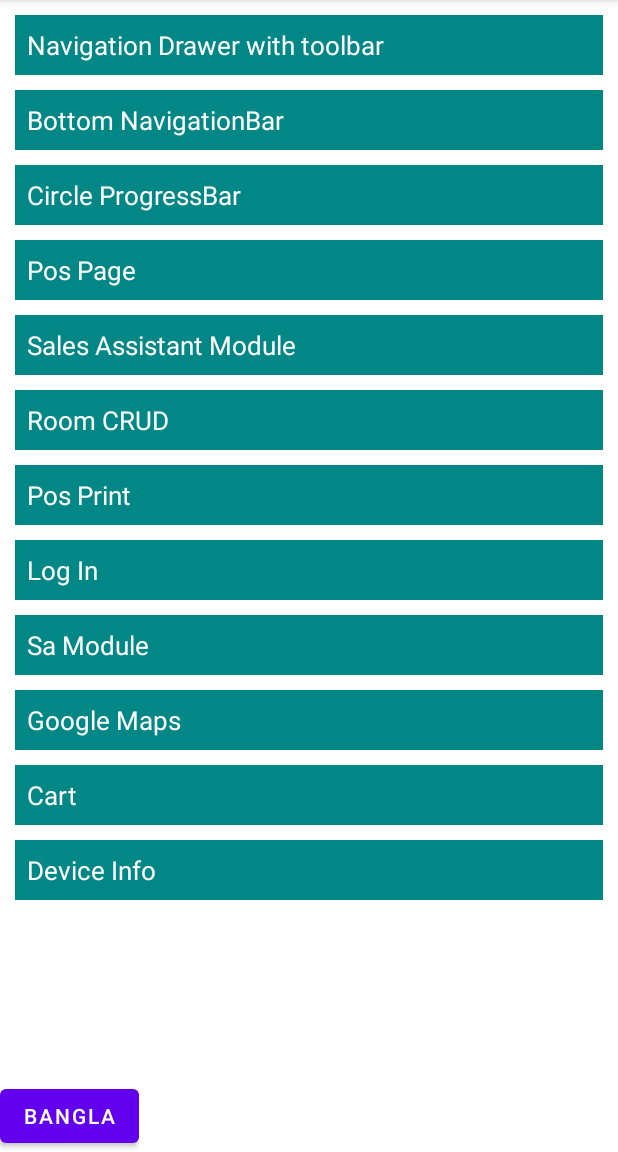
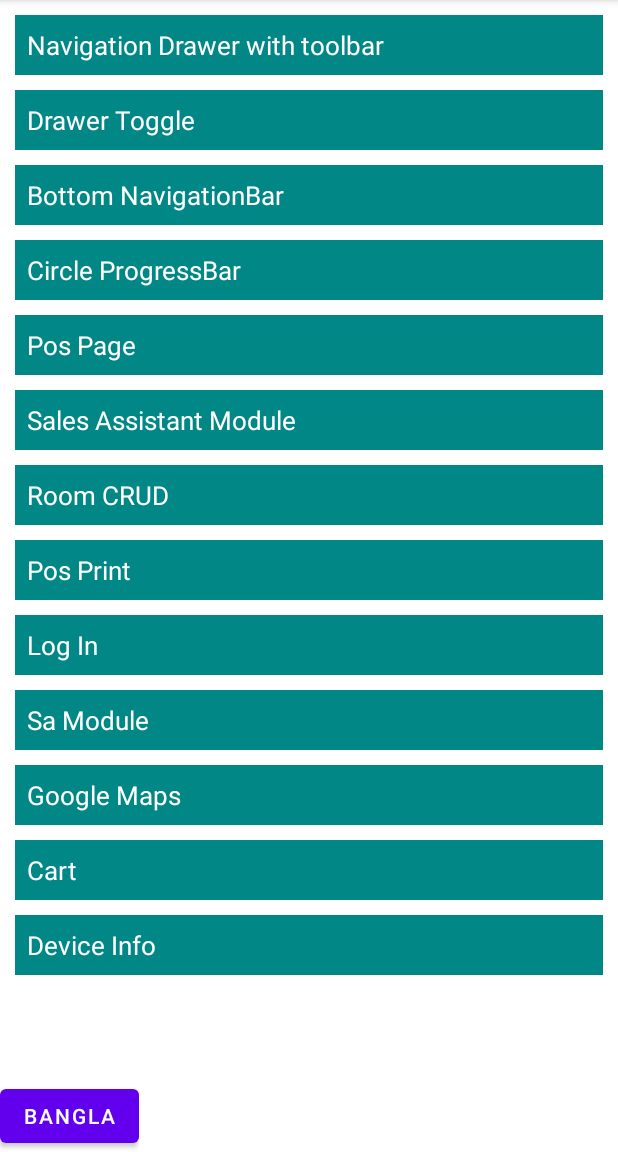
Before and after one commit to TanvirIslam47/differentUiTest, an Android app: the screen it shows after launch (MainActivity), on a phone screen of 412 x 824 dp, the part 84-1236 px from its top. Run offline under Robolectric (Android 15) with nearby library versions, the phone set to English and light mode, and no system bars; libraries missing offline, so code that uses them is left out: com.mazenrashed.printooth; 1 statement that could not run was skipped.

Commit message:
custom toggle Drawer

```diff
--- a/app/src/main/java/com/example/differentuitest/MainActivity.java
+++ b/app/src/main/java/com/example/differentuitest/MainActivity.java
@@ -17,10 +17,11 @@ import com.example.differentuitest.helper.LocalHelper;
 import com.example.differentuitest.login.LoginUiActivity;
 import com.example.differentuitest.progressAndBar.CircleProgressActivity;
 import com.example.differentuitest.recyclerView.AddShowActivity;
+import com.example.differentuitest.toolbar.DrawerWithCustomToggleActivity;
 import com.example.differentuitest.toolbar.NavigationDrawerWithToolbarActivity;
 
 public class MainActivity extends AppCompatActivity implements View.OnClickListener {
-    TextView drawerWithToolbar, bottomNavigation, circleProgress, posTv,
+    TextView drawerWithToolbar, drawerToggle, bottomNavigation, circleProgress, posTv,
             saModuleTv, roomCRUD, posPrint, loginTV, saTv, mapsTv, cartTv, deviceInfoTv,
             commaString;
     Button btnBangla, btnEnglish;
@@ -35,6 +36,7 @@ public class MainActivity extends AppCompatActivity implements View.OnClickListe
         setContentView(R.layout.activity_main);
 
         drawerWithToolbar = findViewById(R.id.drawerWithToolbarId);
+        drawerToggle = findViewById(R.id.drawerToggleId);
         bottomNavigation = findViewById(R.id.bottomNavigationId);
         circleProgress = findViewById(R.id.circleProgressTvId);
         posTv = findViewById(R.id.posTvId);
@@ -57,6 +59,7 @@ public class MainActivity extends AppCompatActivity implements View.OnClickListe
 
 
         drawerWithToolbar.setOnClickListener(this);
+        drawerToggle.setOnClickListener(this);
         bottomNavigation.setOnClickListener(this);
         circleProgress.setOnClickListener(this);
         posTv.setOnClickListener(this);
@@ -79,6 +82,9 @@ public class MainActivity extends AppCompatActivity implements View.OnClickListe
 
         if (v.getId() == R.id.drawerWithToolbarId) {
             startActivity(new Intent(this, NavigationDrawerWithToolbarActivity.class));
+        }
+        if (v.getId() == R.id.drawerToggleId) {
+            startActivity(new Intent(this, DrawerWithCustomToggleActivity.class));
         }
         if (v.getId() == R.id.bottomNavigationId) {
             startActivity(new Intent(this, BottomNavigationUiListActivity.class));
--- a/app/src/main/res/layout/activity_main.xml
+++ b/app/src/main/res/layout/activity_main.xml
@@ -29,6 +29,21 @@
                 android:textColor="@color/white"
                 android:textSize="17sp"
                 app:background="?attr/selectableItemBackgroundBorderless" />
+
+            <TextView
+                android:id="@+id/drawerToggleId"
+                android:layout_width="match_parent"
+                android:layout_height="wrap_content"
+                android:layout_marginStart="10dp"
+                android:layout_marginTop="10dp"
+                android:layout_marginEnd="10dp"
+                android:background="@color/teal_700"
+                android:padding="8dp"
+                android:text="Drawer Toggle"
+                android:textColor="@color/white"
+                android:textSize="17sp"
+                app:background="?attr/selectableItemBackgroundBorderless" />
+
             <TextView
                 android:id="@+id/bottomNavigationId"
                 android:layout_width="match_parent"
```
Also changed, not shown: app/src/main/AndroidManifest.xml (+5 -6 lines), app/src/main/java/com/example/differentuitest/toolbar/DrawerWithCustomToggleActivity.java (added, +46 -0 lines), app/src/main/res/drawable/ic_close.xml (added, +10 -0 lines), app/src/main/res/layout/activity_drawer_with_custom_toggle.xml (added, +24 -0 lines), app/src/main/res/layout/app_bar_toggle.xml (added, +75 -0 lines), app/src/main/res/drawable-v24/app_logo.png (added).
